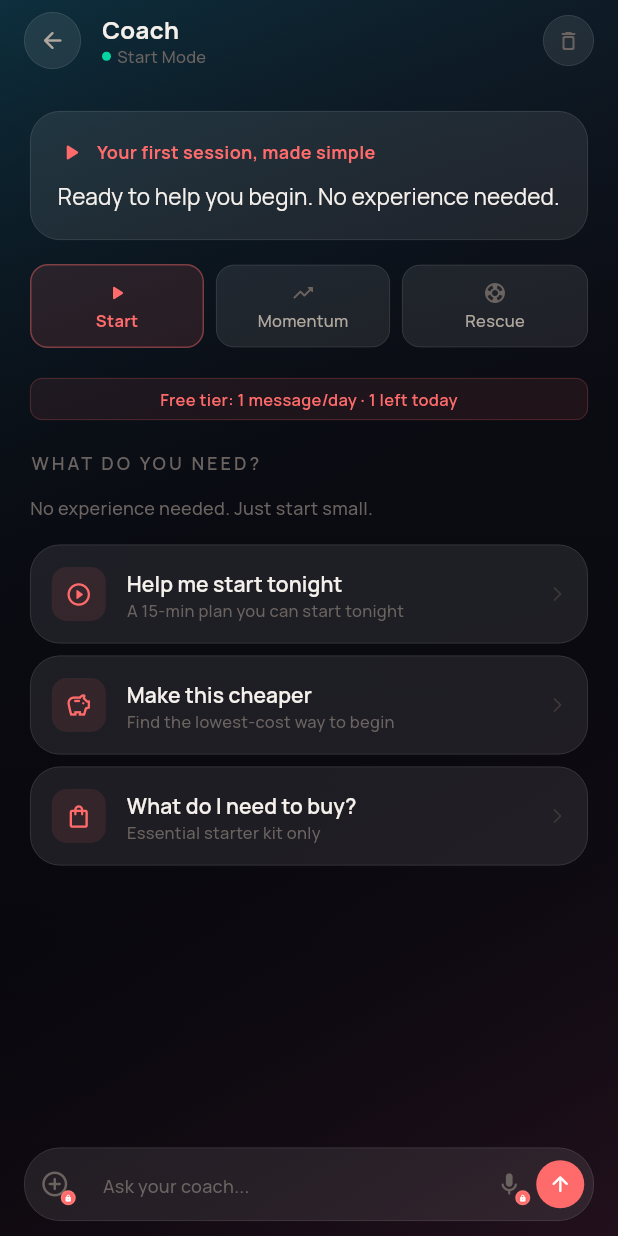
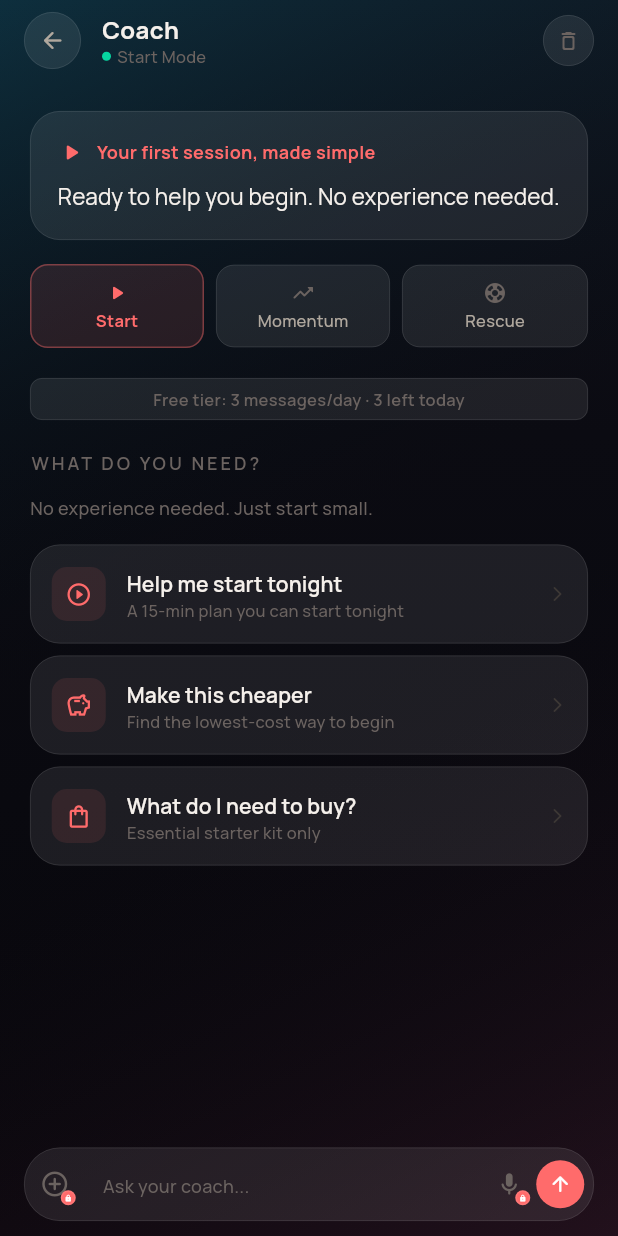
Before and after one commit to romulororiz/trysomething, a Flutter app: the HobbyCoachScreen screen opened directly with empty values, on a phone screen of 412 x 824 dp. Run offline on Flutter 3.47's test engine with Material 3 defaults, Android fonts, the phone set to English and light mode, and no system bars; drawn by our look-alikes of flutter_animate; our stand-ins replace audioplayers, cached_network_image, dio, firebase_core, firebase_messaging, flutter_local_notifications and 19 more; missing offline and left inert: posthog_flutter, purchases_flutter; accounts and stored records are empty; network calls fail.

Commit message:
feat(coach): bump free-tier limit from 1/day+10/mo to 3/day+15/mo
Closed-testing-validation tuning. The 1/day cap was punishing the
peak-curiosity onset window (day 1 of a hobby naturally generates
3-5 quick-succession questions: "what kit do I need?", "where do I
start?", "is it normal to feel nervous?"). 1/day worked for steady-
state usage but broke the moment users needed coach support most.

3/day handles the burst, 15/month soft-caps power users (≈ 1 every
other day on sustained use). API cost: ~$30-90/mo at 1k testers,
trivial vs the validation signal.

Updates:
- server/lib/entitlement_constants.ts: 1→3 daily, 10→15 monthly
- lib/core/subscription/entitlement_constants.dart: same
- coach_widgets.dart: banner + lockout copy use plural "messages"

Re-tune after public-launch usage data shows actual conversion vs
retention trade-off.

Co-Authored-By: Claude Opus 4.7 (1M context) <noreply@anthropic.com>

```diff
--- a/lib/core/subscription/entitlement_constants.dart
+++ b/lib/core/subscription/entitlement_constants.dart
@@ -15,13 +15,13 @@ class EntitlementConstants {
   /// Daily bucket of a dual-bucket limiter — prevents bursting and
   /// creates a daily-ritual rhythm. Soft-capped at
   /// [freeCoachMessagesPerMonth] over 30 days.
-  static const int freeCoachMessagesPerDay = 1;
+  static const int freeCoachMessagesPerDay = 3;
 
   /// Free-tier coach messages per rolling 30-day window.
   ///
   /// Monthly soft cap — even users who message daily can't exceed this.
   /// Caps total API cost and forces conversion for power users.
-  static const int freeCoachMessagesPerMonth = 10;
+  static const int freeCoachMessagesPerMonth = 15;
 
   /// Pro-tier hobby generations per 24-hour window.
   static const int proGenerationsPerDay = 10;
--- a/lib/screens/coach/coach_widgets.dart
+++ b/lib/screens/coach/coach_widgets.dart
@@ -370,8 +370,8 @@ class CoachRemainingBanner extends ConsumerWidget {
             children: [
               Text(
                 value == 0
-                    ? 'You\'ve used today\'s free message — upgrade for unlimited coaching'
-                    : 'Free tier: 1 message/day · $value left today',
+                    ? 'You\'ve used today\'s free messages — upgrade for unlimited coaching'
+                    : 'Free tier: 3 messages/day · $value left today',
                 style: AppTypography.caption.copyWith(
                   color: isLow ? AppColors.accent : AppColors.textMuted,
                   fontSize: 11,
@@ -439,7 +439,7 @@ class CoachEmptyState extends ConsumerWidget {
           ),
           const SizedBox(height: 8),
           Text(
-            'You\'ve used your free message for today. Comes back tomorrow — or upgrade for unlimited coaching.',
+            'You\'ve used today\'s free messages. Comes back tomorrow — or upgrade for unlimited coaching.',
             style: AppTypography.body.copyWith(
               color: AppColors.textSecondary,
               fontSize: 14,
```
Also changed, not shown: 1 other file.
